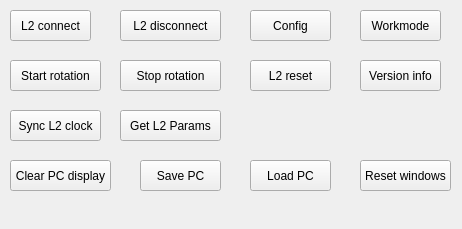
Old version of the form forms/ControlsDock.ui in the repository markgol/L2diagnostic.
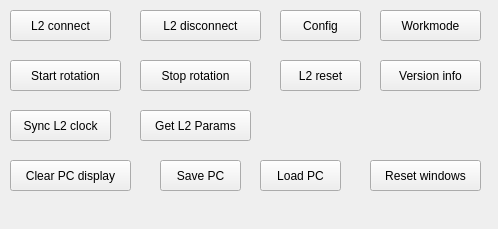
New version of the form.

Diff of the .ui file:
```diff
--- a/forms/ControlsDock.ui
+++ b/forms/ControlsDock.ui
@@ -6,7 +6,7 @@
    <rect>
     <x>0</x>
     <y>0</y>
-    <width>462</width>
+    <width>498</width>
     <height>229</height>
    </rect>
   </property>
@@ -17,9 +17,9 @@
    <widget class="QPushButton" name="btnL2Disconnect">
     <property name="geometry">
      <rect>
-      <x>120</x>
+      <x>140</x>
       <y>10</y>
-      <width>101</width>
+      <width>121</width>
       <height>31</height>
      </rect>
     </property>
@@ -30,9 +30,9 @@
    <widget class="QPushButton" name="btnVersion">
     <property name="geometry">
      <rect>
-      <x>360</x>
+      <x>380</x>
       <y>60</y>
-      <width>81</width>
+      <width>101</width>
       <height>31</height>
      </rect>
     </property>
@@ -43,7 +43,7 @@
    <widget class="QPushButton" name="btnConfig">
     <property name="geometry">
      <rect>
-      <x>250</x>
+      <x>280</x>
       <y>10</y>
       <width>81</width>
       <height>31</height>
@@ -56,9 +56,9 @@
    <widget class="QPushButton" name="btnStop">
     <property name="geometry">
      <rect>
-      <x>120</x>
+      <x>140</x>
       <y>60</y>
-      <width>101</width>
+      <width>111</width>
       <height>31</height>
      </rect>
     </property>
@@ -71,7 +71,7 @@
      <rect>
       <x>10</x>
       <y>60</y>
-      <width>91</width>
+      <width>111</width>
       <height>31</height>
      </rect>
     </property>
@@ -82,7 +82,7 @@
    <widget class="QPushButton" name="btnReset">
     <property name="geometry">
      <rect>
-      <x>250</x>
+      <x>280</x>
       <y>60</y>
       <width>81</width>
       <height>31</height>
@@ -97,7 +97,7 @@
      <rect>
       <x>10</x>
       <y>10</y>
-      <width>81</width>
+      <width>101</width>
       <height>31</height>
      </rect>
     </property>
@@ -108,9 +108,9 @@
    <widget class="QPushButton" name="btnResetWindows">
     <property name="geometry">
      <rect>
-      <x>360</x>
+      <x>370</x>
       <y>160</y>
-      <width>91</width>
+      <width>111</width>
       <height>31</height>
      </rect>
     </property>
@@ -121,9 +121,9 @@
    <widget class="QPushButton" name="btnWorkmode">
     <property name="geometry">
      <rect>
-      <x>360</x>
+      <x>380</x>
       <y>10</y>
-      <width>81</width>
+      <width>101</width>
       <height>31</height>
      </rect>
     </property>
@@ -136,7 +136,7 @@
      <rect>
       <x>10</x>
       <y>160</y>
-      <width>101</width>
+      <width>121</width>
       <height>31</height>
      </rect>
     </property>
@@ -149,7 +149,7 @@
      <rect>
       <x>10</x>
       <y>110</y>
-      <width>91</width>
+      <width>101</width>
       <height>31</height>
      </rect>
     </property>
@@ -160,7 +160,7 @@
    <widget class="QPushButton" name="btnSavePC">
     <property name="geometry">
      <rect>
-      <x>140</x>
+      <x>160</x>
       <y>160</y>
       <width>81</width>
       <height>31</height>
@@ -173,7 +173,7 @@
    <widget class="QPushButton" name="btnLoadPC">
     <property name="geometry">
      <rect>
-      <x>250</x>
+      <x>260</x>
       <y>160</y>
       <width>81</width>
       <height>31</height>
@@ -186,9 +186,9 @@
    <widget class="QPushButton" name="btnL2GetParams">
     <property name="geometry">
      <rect>
-      <x>120</x>
+      <x>140</x>
       <y>110</y>
-      <width>101</width>
+      <width>111</width>
       <height>31</height>
      </rect>
     </property>
```
